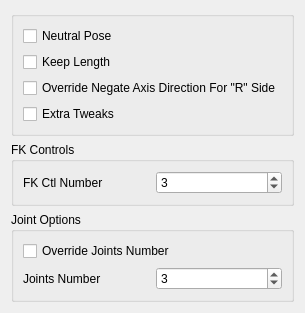
mgear-dev/shifter_classic_components, file scripts/mgear/shifter_classic_components/chain_IK_spline_variable_FK_01/settingsUI.ui: the form before one commit.
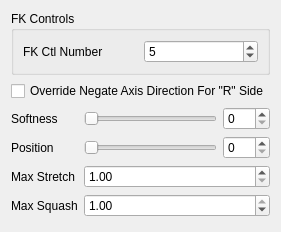
The form after the commit.

Diff of the .ui file:
```diff
--- a/scripts/mgear/shifter_classic_components/chain_IK_spline_variable_FK_01/settingsUI.ui
+++ b/scripts/mgear/shifter_classic_components/chain_IK_spline_variable_FK_01/settingsUI.ui
@@ -6,109 +6,15 @@
    <rect>
     <x>0</x>
     <y>0</y>
-    <width>294</width>
-    <height>292</height>
+    <width>272</width>
+    <height>232</height>
    </rect>
   </property>
   <property name="windowTitle">
    <string>Form</string>
   </property>
-  <layout class="QGridLayout" name="gridLayout">
-   <item row="2" column="0">
-    <widget class="QGroupBox" name="groupBox_2">
-     <property name="title">
-      <string>Joint Options</string>
-     </property>
-     <layout class="QGridLayout" name="gridLayout_3">
-      <item row="0" column="0">
-       <widget class="QCheckBox" name="overrideJntNb_checkBox">
-        <property name="text">
-         <string notr="true">Override Joints Number</string>
-        </property>
-       </widget>
-      </item>
-      <item row="1" column="0">
-       <layout class="QHBoxLayout" name="horizontalLayout">
-        <item>
-         <widget class="QLabel" name="jntNb_label">
-          <property name="text">
-           <string>Joints Number</string>
-          </property>
-         </widget>
-        </item>
-        <item>
-         <widget class="QSpinBox" name="jntNb_spinBox">
-          <property name="minimum">
-           <number>1</number>
-          </property>
-          <property name="maximum">
-           <number>999</number>
-          </property>
-          <property name="value">
-           <number>3</number>
-          </property>
-         </widget>
-        </item>
-       </layout>
-      </item>
-     </layout>
-    </widget>
-   </item>
-   <item row="3" column="0">
-    <spacer name="verticalSpacer">
-     <property name="orientation">
-      <enum>Qt::Vertical</enum>
-     </property>
-     <property name="sizeHint" stdset="0">
-      <size>
-       <width>20</width>
-       <height>40</height>
-      </size>
-     </property>
-    </spacer>
-   </item>
-   <item row="0" column="0">
-    <widget class="QGroupBox" name="groupBox">
-     <property name="title">
-      <string/>
-     </property>
-     <layout class="QGridLayout" name="gridLayout_2">
-      <item row="0" column="0">
-       <layout class="QVBoxLayout" name="verticalLayout">
-        <item>
-         <widget class="QCheckBox" name="neutralPose_checkBox">
-          <property name="text">
-           <string notr="true">Neutral Pose</string>
-          </property>
-         </widget>
-        </item>
-        <item>
-         <widget class="QCheckBox" name="keepLength_checkBox">
-          <property name="text">
-           <string notr="true">Keep Length</string>
-          </property>
-         </widget>
-        </item>
-        <item>
-         <widget class="QCheckBox" name="overrideNegate_checkBox">
-          <property name="text">
-           <string notr="true">Override Negate Axis Direction For &quot;R&quot; Side</string>
-          </property>
-         </widget>
-        </item>
-        <item>
-         <widget class="QCheckBox" name="extraTweak_checkBox">
-          <property name="text">
-           <string notr="true">Extra Tweaks</string>
-          </property>
-         </widget>
-        </item>
-       </layout>
-      </item>
-     </layout>
-    </widget>
-   </item>
-   <item row="1" column="0">
+  <layout class="QVBoxLayout" name="verticalLayout">
+   <item>
     <widget class="QGroupBox" name="groupBox_3">
      <property name="title">
       <string>FK Controls</string>
@@ -132,7 +38,7 @@
            <number>999</number>
           </property>
           <property name="value">
-           <number>3</number>
+           <number>5</number>
           </property>
          </widget>
         </item>
@@ -141,6 +47,155 @@
      </layout>
     </widget>
    </item>
+   <item>
+    <widget class="QCheckBox" name="overrideNegate_checkBox">
+     <property name="text">
+      <string notr="true">Override Negate Axis Direction For &quot;R&quot; Side</string>
+     </property>
+    </widget>
+   </item>
+   <item>
+    <layout class="QFormLayout" name="formLayout">
+     <property name="fieldGrowthPolicy">
+      <enum>QFormLayout::AllNonFixedFieldsGrow</enum>
+     </property>
+     <item row="0" column="0">
+      <widget class="QLabel" name="softness_label">
+       <property name="text">
+        <string>Softness</string>
+       </property>
+      </widget>
+     </item>
+     <item row="0" column="1">
+      <layout class="QHBoxLayout" name="horizontalLayout_3">
+       <item>
+        <widget class="QSlider" name="softness_slider">
+         <property name="minimumSize">
+          <size>
+           <width>0</width>
+           <height>15</height>
+          </size>
+         </property>
+         <property name="maximum">
+          <number>100</number>
+         </property>
+         <property name="orientation">
+          <enum>Qt::Horizontal</enum>
+         </property>
+        </widget>
+       </item>
+       <item>
+        <widget class="QSpinBox" name="softness_spinBox">
+         <property name="maximum">
+          <number>100</number>
+         </property>
+        </widget>
+       </item>
+      </layout>
+     </item>
+     <item row="1" column="0">
+      <widget class="QLabel" name="softness_label_2">
+       <property name="text">
+        <string>Position</string>
+       </property>
+      </widget>
+     </item>
+     <item row="1" column="1">
+      <layout class="QHBoxLayout" name="horizontalLayout_4">
+       <item>
+        <widget class="QSlider" name="position_slider">
+         <property name="minimumSize">
+          <size>
+           <width>0</width>
+           <height>15</height>
+          </size>
+         </property>
+         <property name="maximum">
+          <number>100</number>
+         </property>
+         <property name="orientation">
+          <enum>Qt::Horizontal</enum>
+         </property>
+        </widget>
+       </item>
+       <item>
+        <widget class="QSpinBox" name="position_spinBox">
+         <property name="maximum">
+          <number>100</number>
+         </property>
+        </widget>
+       </item>
+      </layout>
+     </item>
+     <item row="2" column="0">
+      <widget class="QLabel" name="maxStretch_label">
+       <property name="sizePolicy">
+        <sizepolicy hsizetype="MinimumExpanding" vsizetype="MinimumExpanding">
+         <horstretch>0</horstretch>
+         <verstretch>0</verstretch>
+        </sizepolicy>
+       </property>
+       <property name="text">
+        <string>Max Stretch</string>
+       </property>
+      </widget>
+     </item>
+     <item row="2" column="1">
+      <widget class="QDoubleSpinBox" name="maxStretch_spinBox">
+       <property name="sizePolicy">
+        <sizepolicy hsizetype="MinimumExpanding" vsizetype="Fixed">
+         <horstretch>0</horstretch>
+         <verstretch>0</verstretch>
+        </sizepolicy>
+       </property>
+       <property name="minimum">
+        <double>1.000000000000000</double>
+       </property>
+       <property name="singleStep">
+        <double>0.100000000000000</double>
+       </property>
+       <property name="value">
+        <double>1.000000000000000</double>
+       </property>
+      </widget>
+     </item>
+     <item row="3" column="0">
+      <widget class="QLabel" name="maxSquash_label">
+       <property name="sizePolicy">
+        <sizepolicy hsizetype="MinimumExpanding" vsizetype="MinimumExpanding">
+         <horstretch>0</horstretch>
+         <verstretch>0</verstretch>
+        </sizepolicy>
+       </property>
+       <property name="text">
+        <string>Max Squash</string>
+       </property>
+      </widget>
+     </item>
+     <item row="3" column="1">
+      <widget class="QDoubleSpinBox" name="maxSquash_spinBox">
+       <property name="sizePolicy">
+        <sizepolicy hsizetype="MinimumExpanding" vsizetype="Fixed">
+         <horstretch>0</horstretch>
+         <verstretch>0</verstretch>
+        </sizepolicy>
+       </property>
+       <property name="minimum">
+        <double>0.100000000000000</double>
+       </property>
+       <property name="maximum">
+        <double>1.000000000000000</double>
+       </property>
+       <property name="singleStep">
+        <double>0.100000000000000</double>
+       </property>
+       <property name="value">
+        <double>1.000000000000000</double>
+       </property>
+      </widget>
+     </item>
+    </layout>
+   </item>
   </layout>
  </widget>
  <resources/>
```
